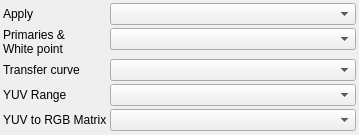
This is src/UI/Blocks/blockcolor.ui in RxLaboratory/DuME as Qt 5 draws it before an edit. The edited form follows.
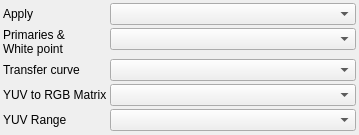
This is the edited form. Custom widgets are drawn as their Qt base class.

Commit message: improved color profile order

What changed in the file:
```diff
--- a/src/UI/Blocks/blockcolor.ui
+++ b/src/UI/Blocks/blockcolor.ui
@@ -64,25 +64,25 @@
     <widget class="BigComboBox" name="trcBox"/>
    </item>
    <item row="3" column="0">
-    <widget class="QLabel" name="rangeLabel">
-     <property name="text">
-      <string>YUV Range</string>
-     </property>
-    </widget>
-   </item>
-   <item row="3" column="1">
-    <widget class="BigComboBox" name="rangeBox"/>
-   </item>
-   <item row="4" column="0">
     <widget class="QLabel" name="label_2">
      <property name="text">
       <string>YUV to RGB Matrix</string>
      </property>
     </widget>
    </item>
-   <item row="4" column="1">
+   <item row="3" column="1">
     <widget class="BigComboBox" name="spaceBox"/>
    </item>
+   <item row="4" column="0">
+    <widget class="QLabel" name="rangeLabel">
+     <property name="text">
+      <string>YUV Range</string>
+     </property>
+    </widget>
+   </item>
+   <item row="4" column="1">
+    <widget class="BigComboBox" name="rangeBox"/>
+   </item>
   </layout>
   <action name="actionsRGB">
    <property name="text">
```
The commit also changes 2 other files.
